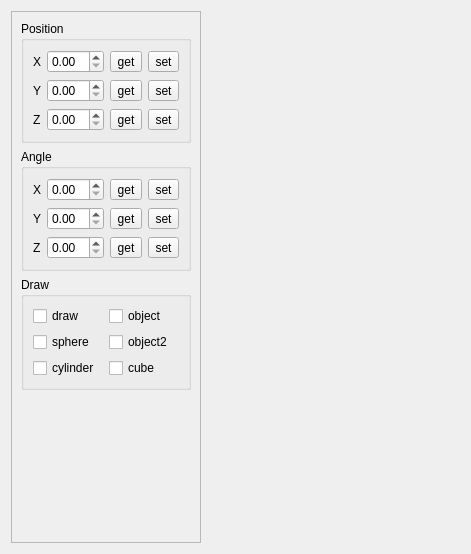
The window that Qt/mega_git_tests/Test_OpenGL/src/test_opengl_mainbox/src/ui/test_opengl_mainbox.ui (RinatB2017/mega_GIT) describes before a commit, drawn with Qt 5.
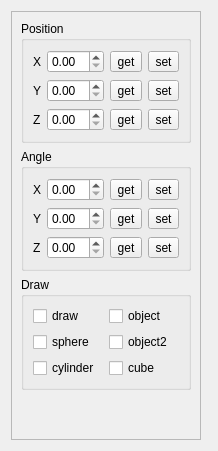
The same window after the commit. Custom widgets are drawn as their Qt base class.

The edit to the form file:
```diff
--- a/Qt/mega_git_tests/Test_OpenGL/src/test_opengl_mainbox/src/ui/test_opengl_mainbox.ui
+++ b/Qt/mega_git_tests/Test_OpenGL/src/test_opengl_mainbox/src/ui/test_opengl_mainbox.ui
@@ -2,14 +2,6 @@
 <ui version="4.0">
  <class>MainBox</class>
  <widget class="QWidget" name="MainBox">
-  <property name="geometry">
-   <rect>
-    <x>0</x>
-    <y>0</y>
-    <width>471</width>
-    <height>554</height>
-   </rect>
-  </property>
   <property name="windowTitle">
    <string>Dialog</string>
   </property>
```
